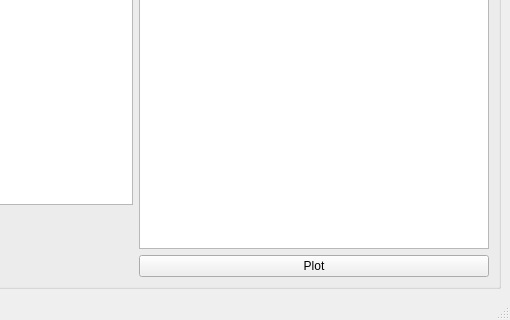
This is mainwindow.ui in lcubrilo/Brillo as Qt 5 draws it before an edit; both pictures show x 283 to 793 and y 326 to 646 of the 793 by 646 pixel window. The edited form follows.
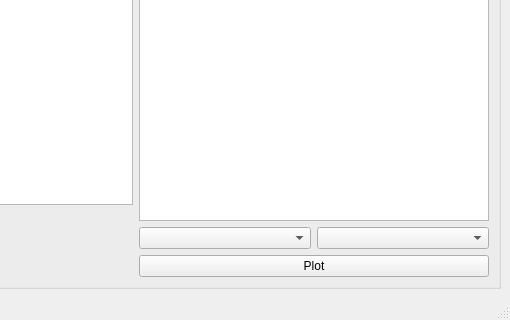
This is the edited form.

The edit to the form file:
```diff
--- a/mainwindow.ui
+++ b/mainwindow.ui
@@ -85,6 +85,36 @@
            </property>
           </widget>
          </item>
+         <item>
+          <layout class="QHBoxLayout" name="axesLayout">
+           <item>
+            <widget class="QComboBox" name="xAxisCombo">
+             <property name="editable">
+              <bool>false</bool>
+             </property>
+             <property name="currentText">
+              <string/>
+             </property>
+             <property name="placeholderText">
+              <string>xAxis name</string>
+             </property>
+            </widget>
+           </item>
+           <item>
+            <widget class="QComboBox" name="yAxisCombo">
+             <property name="editable">
+              <bool>false</bool>
+             </property>
+             <property name="currentText">
+              <string/>
+             </property>
+             <property name="placeholderText">
+              <string>yAxis name</string>
+             </property>
+            </widget>
+           </item>
+          </layout>
+         </item>
          <item>
           <widget class="QPushButton" name="plotButton">
            <property name="text">
```
Left out of the diff: 2 changed lines with no effect on the pictures.
